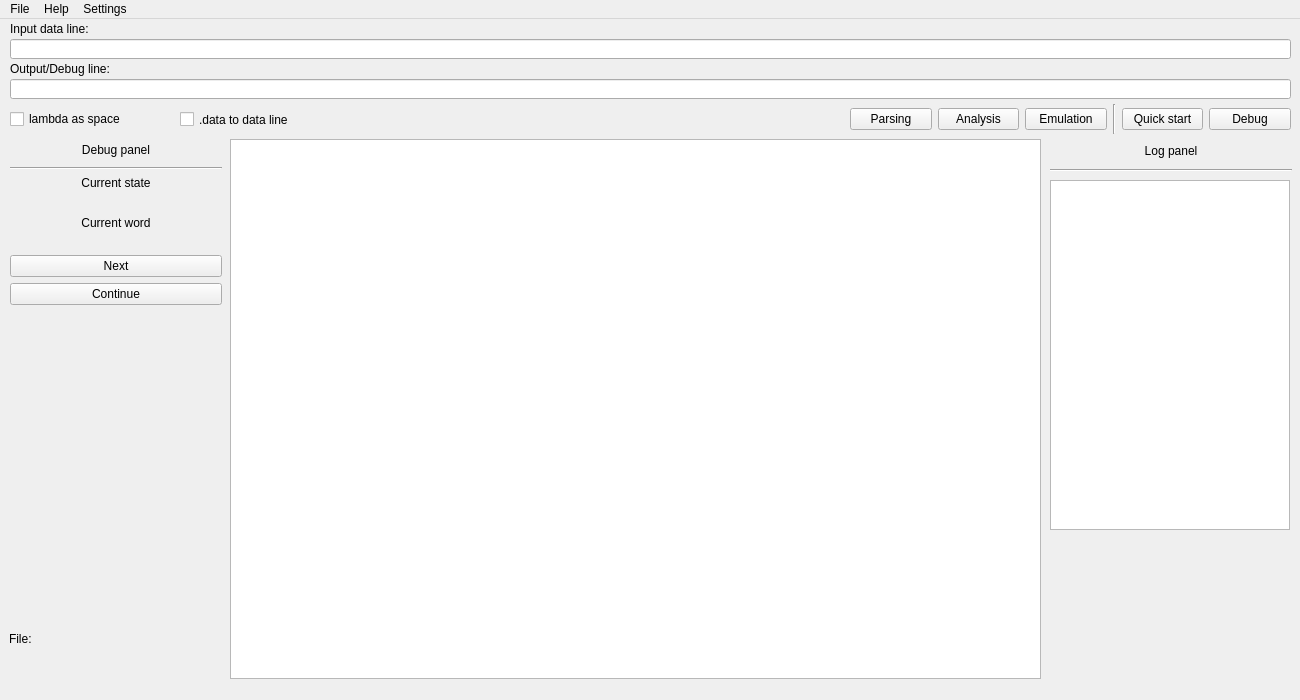
Old version of the form src/gui/mainwindow.ui in the repository Kaifolog/TME.
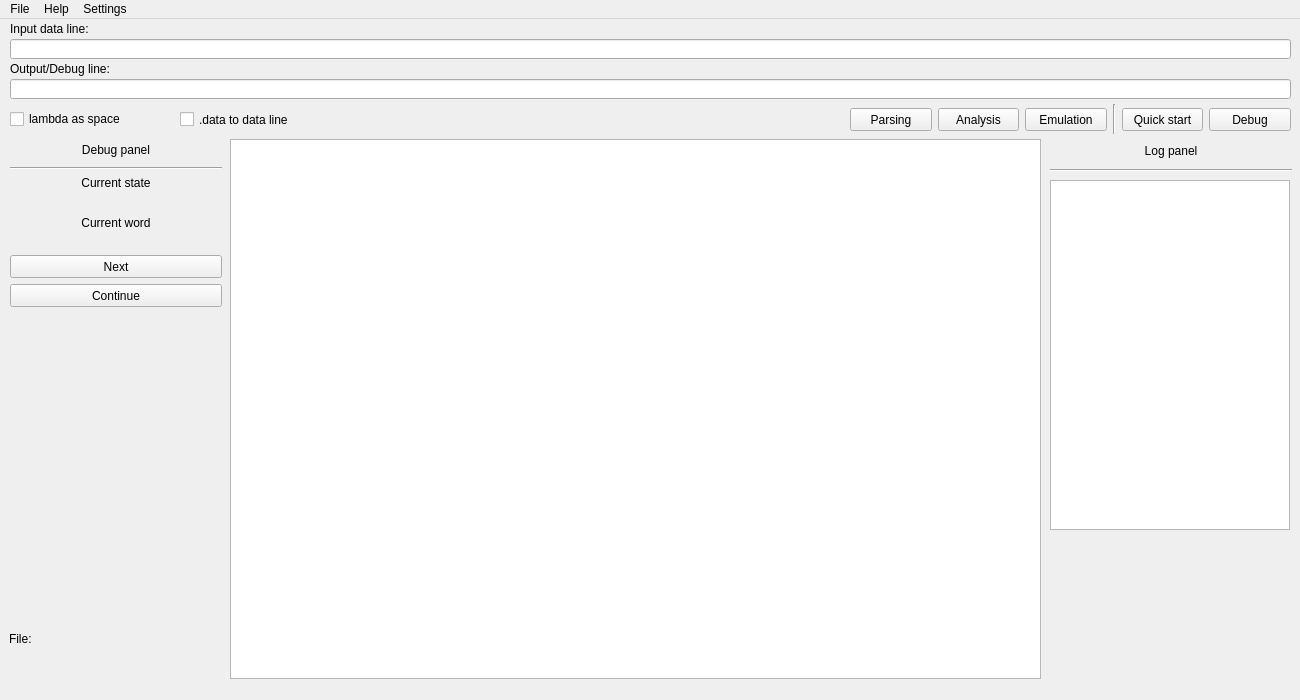
New version of the form.

Commit message: fix: small interface adaptivity fixes

```diff
--- a/src/gui/mainwindow.ui
+++ b/src/gui/mainwindow.ui
@@ -185,7 +185,7 @@
        <property name="minimumSize">
         <size>
          <width>0</width>
-         <height>20</height>
+         <height>23</height>
         </size>
        </property>
        <property name="font">
@@ -201,6 +201,12 @@
      </item>
      <item>
       <widget class="QPushButton" name="skipButton">
+       <property name="minimumSize">
+        <size>
+         <width>0</width>
+         <height>23</height>
+        </size>
+       </property>
        <property name="font">
         <font>
          <family>Arial</family>
@@ -355,6 +361,12 @@
      </property>
      <item>
       <widget class="QPushButton" name="parsingbtn">
+       <property name="minimumSize">
+        <size>
+         <width>0</width>
+         <height>23</height>
+        </size>
+       </property>
        <property name="font">
         <font>
          <family>Arial</family>
@@ -368,6 +380,12 @@
      </item>
      <item>
       <widget class="QPushButton" name="analysisbtn">
+       <property name="minimumSize">
+        <size>
+         <width>0</width>
+         <height>23</height>
+        </size>
+       </property>
        <property name="font">
         <font>
          <family>Arial</family>
@@ -381,6 +399,12 @@
      </item>
      <item>
       <widget class="QPushButton" name="emulationbtn">
+       <property name="minimumSize">
+        <size>
+         <width>0</width>
+         <height>23</height>
+        </size>
+       </property>
        <property name="font">
         <font>
          <family>Arial</family>
@@ -413,6 +437,12 @@
      </item>
      <item>
       <widget class="QPushButton" name="quickstartbtn">
+       <property name="minimumSize">
+        <size>
+         <width>0</width>
+         <height>23</height>
+        </size>
+       </property>
        <property name="font">
         <font>
          <family>Arial</family>
@@ -427,6 +457,12 @@
      </item>
      <item>
       <widget class="QPushButton" name="debugbtn">
+       <property name="minimumSize">
+        <size>
+         <width>0</width>
+         <height>23</height>
+        </size>
+       </property>
        <property name="font">
         <font>
          <family>Arial</family>
@@ -637,7 +673,7 @@
      <rect>
       <x>180</x>
       <y>90</y>
-      <width>151</width>
+      <width>171</width>
       <height>21</height>
      </rect>
     </property>
```
Left out of the diff: 3 changed lines with no effect on the pictures.
